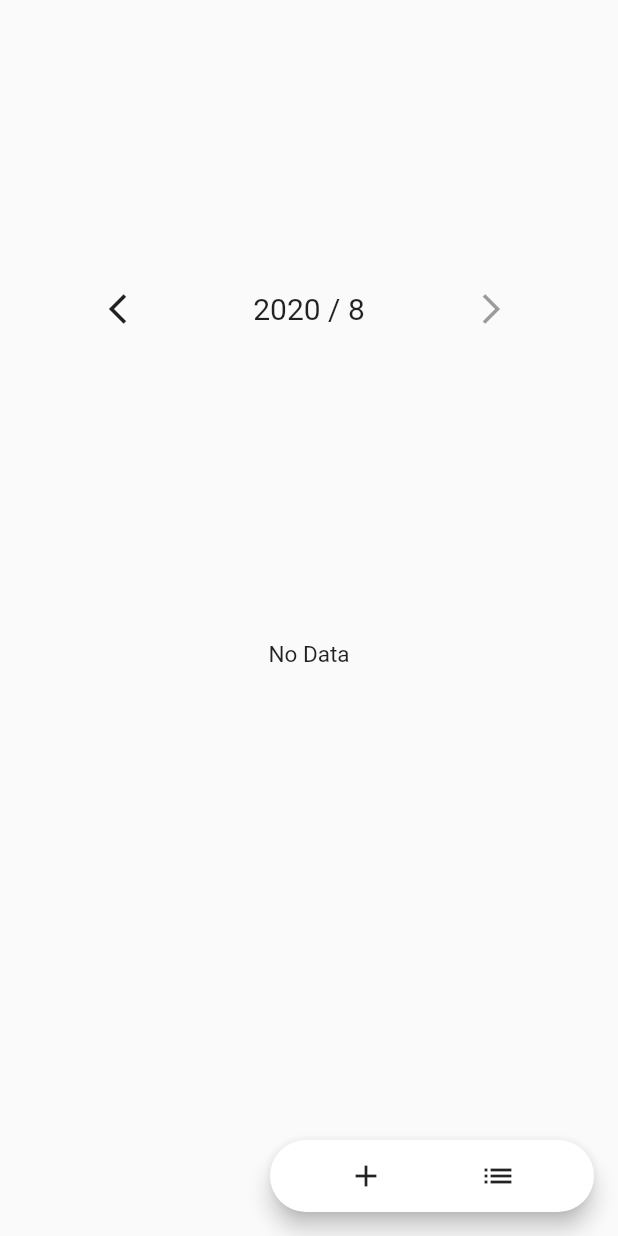
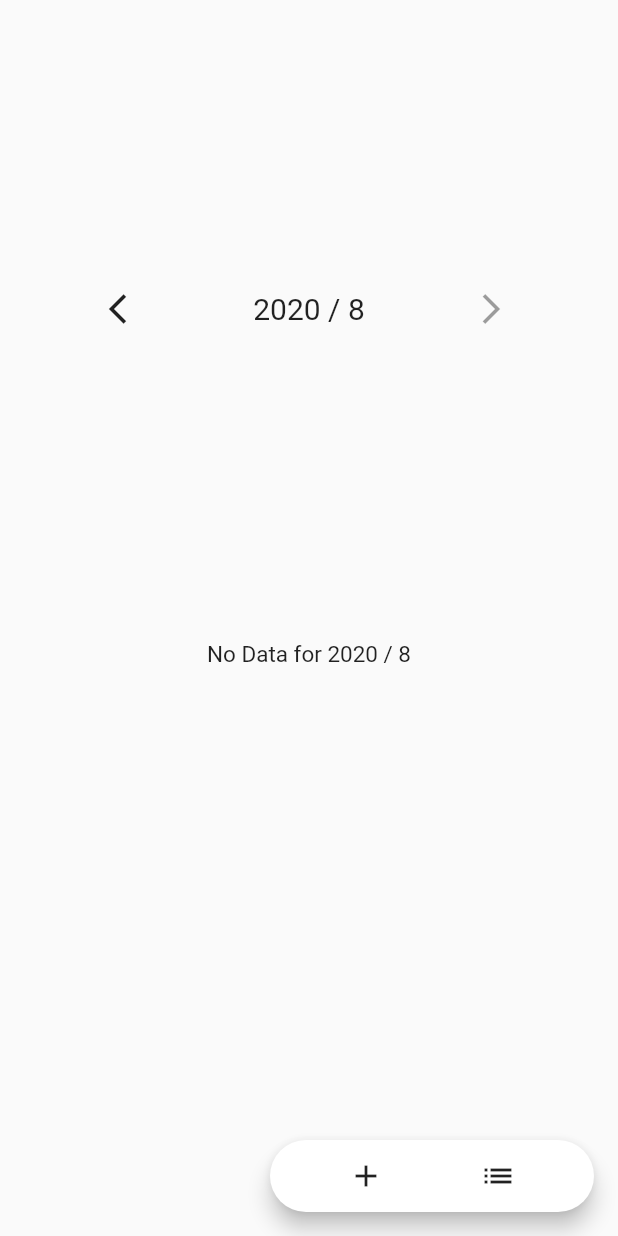
Before and after one commit to ALiao1432/blood_pressure_recorder, a Flutter app: the ChartPage screen opened by its route, on a phone screen of 412 x 824 dp. Run offline on Flutter 3.47's test engine with Material 2 defaults, Android fonts, the phone set to English and light mode, and no system bars; our stand-ins replace equatable, fl_chart, hive, hive_flutter, jiffy; missing offline and left inert: dough, flutter_rounded_date_picker; accounts and stored records are empty; generated files the repository leaves out were written again.

Commit message:
fix compare bug

```diff
--- a/lib/model/blood_pressure.dart
+++ b/lib/model/blood_pressure.dart
@@ -19,7 +19,7 @@ class BloodPressure extends Equatable {
     @required this.heightPressure,
   });
 
-  bool isSameMonthRecord(int month) => recordDateTime.month == month;
+  bool isSameMonthRecord(int year, int month) => recordDateTime.year == year && recordDateTime.month == month;
 
   @override
   List<Object> get props => [recordDateTime, lowPressure, heightPressure];
--- a/lib/ui/page/chart_page.dart
+++ b/lib/ui/page/chart_page.dart
@@ -52,7 +52,7 @@ class _ChartPageState extends State<ChartPage> {
                         child: Padding(
                           padding: const EdgeInsets.all(20),
                           child: data.isEmpty
-                              ? EmptyDataHint()
+                              ? EmptyDataHint(time: chartDisplayTime,)
                               : BloodPressureChart(
                                   data: data,
                                   chartDisplayTime: chartDisplayTime,
@@ -118,7 +118,7 @@ class _ChartPageState extends State<ChartPage> {
     DateTime displayDate,
   ) =>
       box.orderBox(
-        whereRange: (b) => b.isSameMonthRecord(displayDate.month),
+        whereRange: (b) => b.isSameMonthRecord(displayDate.year, displayDate.month),
         sortRule: orderByDateTimeDesc,
       );
 }
--- a/lib/ui/widget/empty_data_hint.dart
+++ b/lib/ui/widget/empty_data_hint.dart
@@ -1,10 +1,14 @@
 import 'package:flutter/material.dart';
 
 class EmptyDataHint extends StatelessWidget {
+  final DateTime time;
+
+  const EmptyDataHint({@required this.time});
+
   @override
   Widget build(BuildContext context) {
-    return const Center(
-      child: Text('No Data'),
+    return Center(
+      child: Text('No Data for ${time.year} / ${time.month}'),
     );
   }
 }
```
